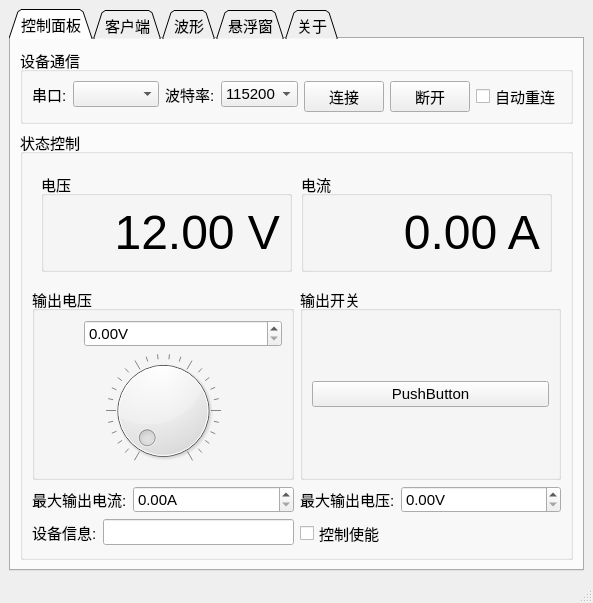
Old version of the form src/views/ui/mainWindow.ui in the repository yanyang517/powerSupplyMaster.
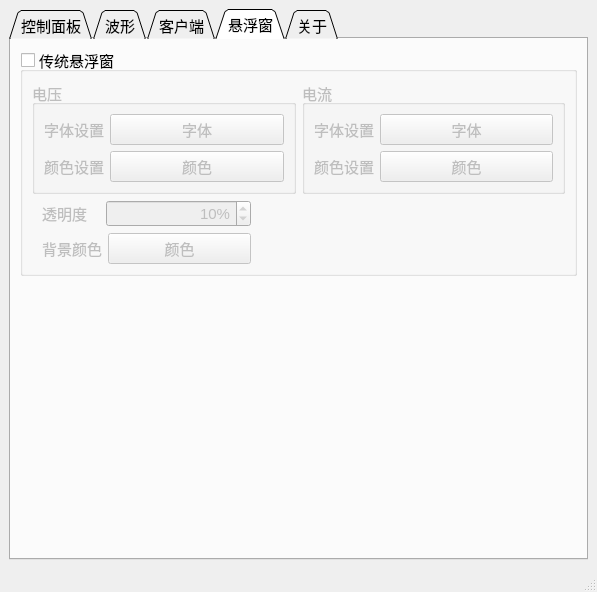
New version of the form. The open tabs and pages were chosen to show the change.

Commit message: update main window layout and controls Rename various UI components for better clarity

```diff
--- a/src/views/ui/mainWindow.ui
+++ b/src/views/ui/mainWindow.ui
@@ -6,8 +6,8 @@
    <rect>
     <x>0</x>
     <y>0</y>
-    <width>584</width>
-    <height>603</height>
+    <width>597</width>
+    <height>592</height>
    </rect>
   </property>
   <property name="font">
@@ -41,7 +41,7 @@
           <property name="title">
            <string>设备通信</string>
           </property>
-          <layout class="QHBoxLayout" name="horizontalLayout">
+          <layout class="QHBoxLayout" name="horizontalLayout" stretch="2,2,1,1,0">
            <item>
             <layout class="QFormLayout" name="formLayout_2">
              <item row="0" column="0">
@@ -127,19 +127,6 @@
              </property>
             </widget>
            </item>
-           <item>
-            <spacer name="horizontalSpacer_2">
-             <property name="orientation">
-              <enum>Qt::Horizontal</enum>
-             </property>
-             <property name="sizeHint" stdset="0">
-              <size>
-               <width>40</width>
-               <height>20</height>
-              </size>
-             </property>
-            </spacer>
-           </item>
           </layout>
          </widget>
         </item>
@@ -172,6 +159,12 @@
                 <string>电压</string>
                </property>
                <layout class="QHBoxLayout" name="horizontalLayout_8">
+                <property name="rightMargin">
+                 <number>25</number>
+                </property>
+                <property name="bottomMargin">
+                 <number>9</number>
+                </property>
                 <item>
                  <widget class="QLabel" name="label_3">
                   <property name="font">
@@ -202,6 +195,9 @@
                 <string>电流</string>
                </property>
                <layout class="QHBoxLayout" name="horizontalLayout_7">
+                <property name="rightMargin">
+                 <number>25</number>
+                </property>
                 <item>
                  <widget class="QLabel" name="label_4">
                   <property name="font">
@@ -284,6 +280,9 @@
                   <property name="text">
                    <string>PushButton</string>
                   </property>
+                  <property name="checkable">
+                   <bool>true</bool>
+                  </property>
                  </widget>
                 </item>
                </layout>
@@ -298,7 +297,7 @@
                <item row="0" column="0">
                 <widget class="QLabel" name="label_9">
                  <property name="text">
-                  <string>最大输出电流:</string>
+                  <string>最大输出电压:</string>
                  </property>
                 </widget>
                </item>
@@ -316,7 +315,7 @@
                <item row="0" column="0">
                 <widget class="QLabel" name="label_8">
                  <property name="text">
-                  <string>最大输出电压:</string>
+                  <string>最大输出电流:</string>
                  </property>
                 </widget>
                </item>
@@ -359,6 +358,9 @@
                <property name="text">
                 <string>控制使能</string>
                </property>
+               <property name="checked">
+                <bool>true</bool>
+               </property>
               </widget>
              </item>
             </layout>
@@ -368,29 +370,64 @@
         </item>
        </layout>
       </widget>
-      <widget class="QWidget" name="tab_2">
-       <attribute name="title">
-        <string>客户端</string>
-       </attribute>
-      </widget>
-      <widget class="QWidget" name="tab_3">
+      <widget class="QWidget" name="tab_wave">
        <attribute name="title">
         <string>波形</string>
        </attribute>
-      </widget>
-      <widget class="QWidget" name="tab_5">
+       <layout class="QVBoxLayout" name="verticalLayout_7">
+        <item>
+         <widget class="QGroupBox" name="groupBox_8">
+          <property name="title">
+           <string>显示波形</string>
+          </property>
+          <property name="checkable">
+           <bool>true</bool>
+          </property>
+          <property name="checked">
+           <bool>false</bool>
+          </property>
+         </widget>
+        </item>
+       </layout>
+      </widget>
+      <widget class="QWidget" name="tab_client">
+       <attribute name="title">
+        <string>客户端</string>
+       </attribute>
+       <widget class="QGroupBox" name="groupBox_9">
+        <property name="geometry">
+         <rect>
+          <x>80</x>
+          <y>190</y>
+          <width>371</width>
+          <height>141</height>
+         </rect>
+        </property>
+        <property name="title">
+         <string>在线的客户端</string>
+        </property>
+       </widget>
+       <widget class="QGroupBox" name="groupBox_10">
+        <property name="geometry">
+         <rect>
+          <x>110</x>
+          <y>50</y>
+          <width>311</width>
+          <height>80</height>
+         </rect>
+        </property>
+        <property name="title">
+         <string>客户端管理</string>
+        </property>
+       </widget>
+      </widget>
+      <widget class="QWidget" name="tab_floating">
        <attribute name="title">
         <string>悬浮窗</string>
        </attribute>
+       <layout class="QVBoxLayout" name="verticalLayout_8">
+        <item>
        <widget class="QGroupBox" name="groupBox_5">
-        <property name="geometry">
-         <rect>
-          <x>20</x>
-          <y>36</y>
-          <width>491</width>
-          <height>251</height>
-         </rect>
-        </property>
         <property name="title">
          <string>传统悬浮窗</string>
         </property>
@@ -400,157 +437,174 @@
         <property name="checked">
          <bool>false</bool>
         </property>
+          <layout class="QVBoxLayout" name="verticalLayout_9">
+           <item>
+            <layout class="QHBoxLayout" name="horizontalLayout_9">
+             <item>
         <widget class="QGroupBox" name="groupBox_6">
-         <property name="geometry">
-          <rect>
-           <x>10</x>
-           <y>29</y>
-           <width>223</width>
-           <height>128</height>
-          </rect>
-         </property>
          <property name="title">
           <string>电压</string>
          </property>
          <layout class="QFormLayout" name="formLayout_7">
           <item row="0" column="0">
-           <widget class="QLabel" name="label_5">
-            <property name="text">
-             <string>字体大小</string>
-            </property>
-           </widget>
-          </item>
-          <item row="0" column="1">
-           <widget class="QSpinBox" name="spinBox"/>
-          </item>
-          <item row="1" column="0">
            <widget class="QLabel" name="label_6">
             <property name="text">
-             <string>字体</string>
+                   <string>字体设置</string>
             </property>
            </widget>
           </item>
-          <item row="1" column="1">
-           <widget class="QFontComboBox" name="fontComboBox"/>
-          </item>
-          <item row="2" column="0">
+                <item row="1" column="0">
            <widget class="QLabel" name="label_10">
             <property name="text">
-             <string>字体颜色</string>
+                   <string>颜色设置</string>
             </property>
            </widget>
           </item>
-          <item row="2" column="1">
+                <item row="1" column="1">
            <widget class="QPushButton" name="pushButton_4">
             <property name="text">
              <string>颜色</string>
             </property>
            </widget>
           </item>
-         </layout>
-        </widget>
+                <item row="0" column="1">
+                 <widget class="QPushButton" name="pushButton_8">
+                  <property name="text">
+                   <string>字体</string>
+                  </property>
+                 </widget>
+                </item>
+               </layout>
+              </widget>
+             </item>
+             <item>
         <widget class="QGroupBox" name="groupBox_7">
-         <property name="geometry">
-          <rect>
-           <x>239</x>
-           <y>29</y>
-           <width>222</width>
-           <height>128</height>
-          </rect>
-         </property>
          <property name="title">
           <string>电流</string>
          </property>
          <layout class="QFormLayout" name="formLayout_9">
           <item row="0" column="0">
-           <widget class="QLabel" name="label_14">
-            <property name="text">
-             <string>字体大小</string>
-            </property>
-           </widget>
-          </item>
-          <item row="0" column="1">
-           <widget class="QSpinBox" name="spinBox_3"/>
-          </item>
-          <item row="1" column="0">
            <widget class="QLabel" name="label_15">
             <property name="text">
-             <string>字体</string>
+                   <string>字体设置</string>
             </property>
            </widget>
           </item>
-          <item row="1" column="1">
-           <widget class="QFontComboBox" name="fontComboBox_3"/>
-          </item>
-          <item row="2" column="0">
+                <item row="1" column="0">
            <widget class="QLabel" name="label_16">
             <property name="text">
-             <string>字体颜色</string>
+                   <string>颜色设置</string>
             </property>
            </widget>
           </item>
-          <item row="2" column="1">
+                <item row="1" column="1">
            <widget class="QPushButton" name="pushButton_6">
             <property name="text">
              <string>颜色</string>
             </property>
            </widget>
           </item>
-         </layout>
-        </widget>
+                <item row="0" column="1">
+                 <widget class="QPushButton" name="pushButton_5">
+                  <property name="text">
+                   <string>字体</string>
+                  </property>
+                 </widget>
+                </item>
+               </layout>
+              </widget>
+             </item>
+            </layout>
+           </item>
+           <item>
+            <layout class="QHBoxLayout" name="horizontalLayout_10" stretch="2,3">
+             <property name="leftMargin">
+              <number>10</number>
+             </property>
+             <item>
+              <layout class="QVBoxLayout" name="verticalLayout">
+               <item>
+                <layout class="QFormLayout" name="formLayout_8">
+                 <item row="0" column="0">
         <widget class="QLabel" name="label_17">
-         <property name="geometry">
-          <rect>
-           <x>30</x>
-           <y>180</y>
-           <width>54</width>
-           <height>16</height>
-          </rect>
-         </property>
          <property name="text">
-          <string>透明度</string>
-         </property>
-        </widget>
-        <widget class="QSlider" name="horizontalSlider">
-         <property name="geometry">
-          <rect>
-           <x>100</x>
-           <y>180</y>
-           <width>160</width>
-           <height>18</height>
-          </rect>
-         </property>
-         <property name="orientation">
-          <enum>Qt::Horizontal</enum>
-         </property>
-        </widget>
+                    <string>透明度   </string>
+                   </property>
+                  </widget>
+                 </item>
+                 <item row="0" column="1">
+                  <widget class="QSpinBox" name="spinBox">
+                   <property name="alignment">
+                    <set>Qt::AlignRight|Qt::AlignTrailing|Qt::AlignVCenter</set>
+                   </property>
+                   <property name="suffix">
+                    <string>%</string>
+                   </property>
+                   <property name="maximum">
+                    <number>100</number>
+                   </property>
+                   <property name="stepType">
+                    <enum>QAbstractSpinBox::DefaultStepType</enum>
+                   </property>
+                   <property name="value">
+                    <number>10</number>
+                   </property>
+                  </widget>
+                 </item>
+                </layout>
+               </item>
+               <item>
+                <layout class="QFormLayout" name="formLayout_5">
+                 <item row="0" column="0">
         <widget class="QLabel" name="label_18">
-         <property name="geometry">
-          <rect>
-           <x>30</x>
-           <y>210</y>
-           <width>54</width>
-           <height>16</height>
-          </rect>
-         </property>
          <property name="text">
           <string>背景颜色</string>
          </property>
         </widget>
+                 </item>
+                 <item row="0" column="1">
         <widget class="QPushButton" name="pushButton_7">
-         <property name="geometry">
-          <rect>
-           <x>110</x>
-           <y>200</y>
-           <width>137</width>
-           <height>28</height>
-          </rect>
-         </property>
          <property name="text">
           <string>颜色</string>
          </property>
         </widget>
-       </widget>
+                 </item>
+                </layout>
+               </item>
+              </layout>
+             </item>
+             <item>
+              <spacer name="horizontalSpacer_3">
+               <property name="orientation">
+                <enum>Qt::Horizontal</enum>
+               </property>
+               <property name="sizeHint" stdset="0">
+                <size>
+                 <width>40</width>
+                 <height>20</height>
+                </size>
+               </property>
+              </spacer>
+             </item>
+            </layout>
+           </item>
+          </layout>
+         </widget>
+        </item>
+        <item>
+         <spacer name="verticalSpacer">
+          <property name="orientation">
+           <enum>Qt::Vertical</enum>
+          </property>
+          <property name="sizeHint" stdset="0">
+           <size>
+            <width>20</width>
+            <height>40</height>
+           </size>
+          </property>
+         </spacer>
+        </item>
+       </layout>
       </widget>
       <widget class="QWidget" name="tab_4">
        <attribute name="title">
```
Left out of the diff: 46 changed lines with no effect on the pictures. Lines whose indentation alone changed are shown as unchanged. The commit also changes 1 other file.
